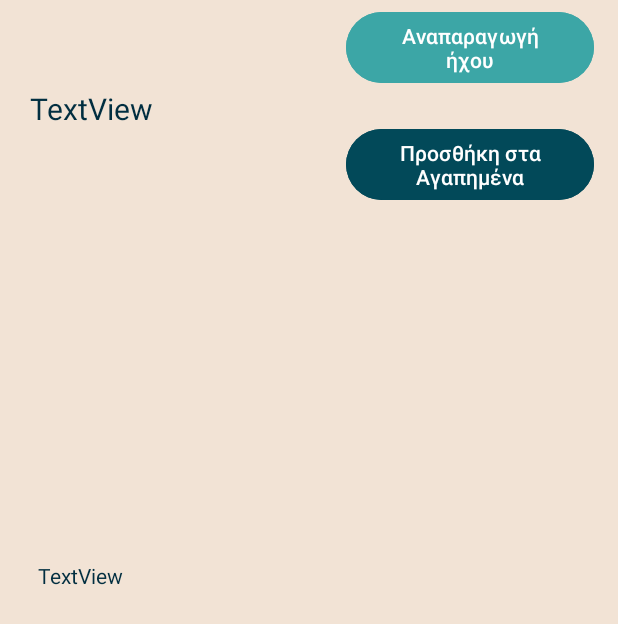
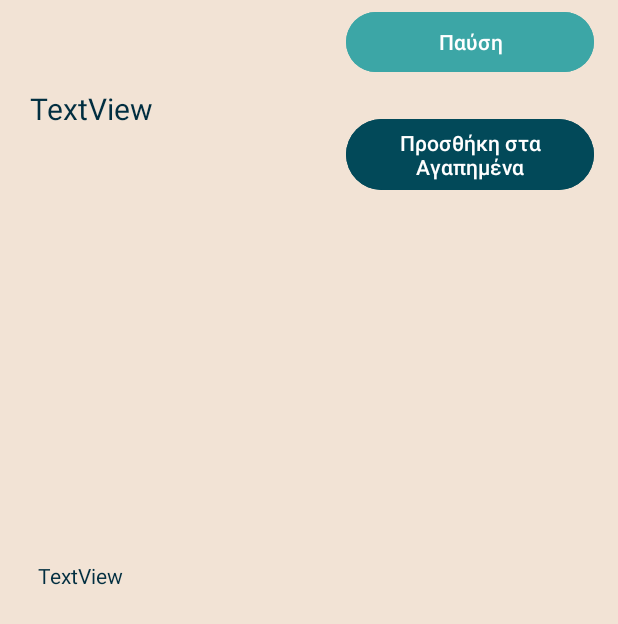
Before and after one commit to ekaltsuni/audio-stories-app, an Android app: the StoryActivity screen opened directly, with no data from a screen before it, after a tap on "Αναπαραγωγή ήχου", on a phone screen of 412 x 824 dp. Shown: the top 624 px of the screen. Run offline under Robolectric (Android 15) with nearby library versions, the phone set to English and light mode, and no system bars; our stand-ins replace Firebase (no records; nobody signed in at launch, a user with empty details on screens opened directly); 10 statements that could not run were skipped.

Commit message:
added stop button

```diff
--- a/app/app/src/main/java/gr/unipi/android/audiostories/MyTts.java
+++ b/app/app/src/main/java/gr/unipi/android/audiostories/MyTts.java
@@ -4,12 +4,9 @@ import android.speech.tts.TextToSpeech;
 public class MyTts {
     private TextToSpeech tts;
     private Context context;
-    TextToSpeech.OnInitListener  initListener= new TextToSpeech.OnInitListener() {
-        @Override
-        public void onInit(int status) {
-            if (status == TextToSpeech.SUCCESS) {
-                //tts.setLanguage(Locale.forLanguageTag("el"));
-            }
+    TextToSpeech.OnInitListener  initListener= status -> {
+        if (status == TextToSpeech.SUCCESS) {
+            //tts.setLanguage(Locale.forLanguageTag("el"));
         }
     };
 
--- a/app/app/src/main/java/gr/unipi/android/audiostories/StoryActivity.java
+++ b/app/app/src/main/java/gr/unipi/android/audiostories/StoryActivity.java
@@ -55,6 +55,7 @@ public class StoryActivity extends AppCompatActivity {
     TableLayout infoTable;
     TextView storyText;
     ImageView imageView;
+    Button audioButton;
     Button favorite;
     private MyTts ttsInstance;
 
@@ -67,6 +68,7 @@ public class StoryActivity extends AppCompatActivity {
         storyText = findViewById(R.id.storyText);
         storyText.setJustificationMode(JUSTIFICATION_MODE_INTER_WORD);
         imageView = findViewById(R.id.imageView);
+        audioButton = findViewById(R.id.audioButton);
         favorite = findViewById(R.id.favorite);
         // For translatable constants
         ctxConstants = new ContextConstants(this);
@@ -167,15 +169,23 @@ public class StoryActivity extends AppCompatActivity {
     }
 
     public void speak(View view) {
+        if (audioButton.getText().equals(getString(R.string.audio_story))) {
+            audioButton.setText(R.string.audio_story_end);
             // +1 to story count
             int newAudioCount = getCurrentAudioCount() + 1;
             Object[] parameters = {newAudioCount, currentStory.getTitleResourceId()};
-        sDatabase.execSQL(SQL_UPDATE_COUNT,parameters);
+            sDatabase.execSQL(SQL_UPDATE_COUNT, parameters);
             // Start speaking
             String storyContent = storyTitle.getText().toString();
             ttsInstance.speak(storyContent);
             storyContent = storyText.getText().toString();
             ttsInstance.speak(storyContent);
+        } else {
+            audioButton.setText(R.string.audio_story);
+            if (ttsInstance != null) {
+                ttsInstance.stopSpeaking();
+            }
+        }
     }
 
     protected void onPause() {
--- a/app/app/src/main/res/values/strings.xml
+++ b/app/app/src/main/res/values/strings.xml
@@ -19,4 +19,5 @@
     <string name="add_to_favorites_msg">Η ιστορία προστέθηκε στα αγαπημένα.</string>
     <string name="remove_from_favorites_msg">Η ιστορία αφαιρέθηκε από τα αγαπημένα.</string>
     <string name="update_title">Ανανέωση</string>
+    <string name="audio_story_end">Παύση</string>
 </resources>
```
Also changed, not shown: 2 other files. Lines whose indentation alone changed are shown as unchanged.
